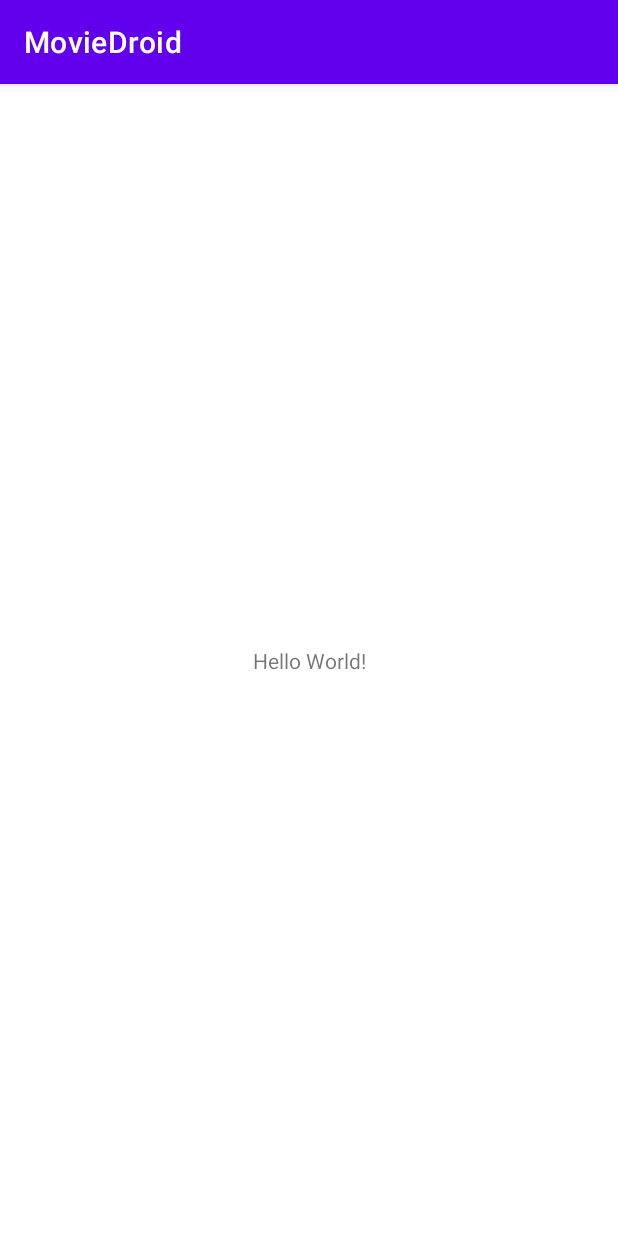
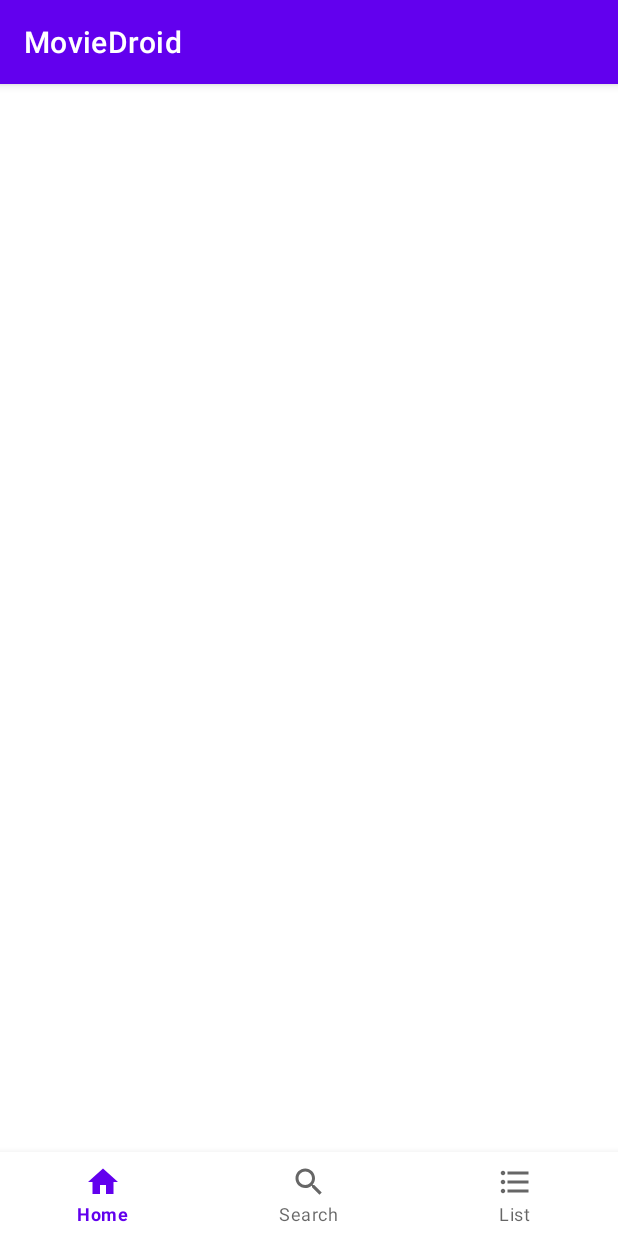
Before and after one commit to PEC-CSS/MovieDroid, an Android app: the screen it shows after launch (MainActivity), on a phone screen of 412 x 824 dp. Run offline under Robolectric (Android 15) with nearby library versions, the light colour scheme and no system bars.

Commit message:
Bottom bar and other things initialized

```diff
--- a/app/build.gradle
+++ b/app/build.gradle
@@ -55,6 +55,7 @@ dependencies {
 
     //Image downloading and Caching library
     implementation 'com.github.bumptech.glide:glide:4.12.0'
+    implementation 'androidx.legacy:legacy-support-v4:1.0.0'
     kapt 'com.github.bumptech.glide:compiler:4.12.0'
 
     //Testing
--- /dev/null
+++ b/app/src/main/res/drawable/ic_home.xml
@@ -0,0 +1,10 @@
+<vector xmlns:android="http://schemas.android.com/apk/res/android"
+    android:width="24dp"
+    android:height="24dp"
+    android:viewportWidth="24"
+    android:viewportHeight="24"
+    android:tint="?attr/colorControlNormal">
+  <path
+      android:fillColor="@android:color/white"
+      android:pathData="M10,20v-6h4v6h5v-8h3L12,3 2,12h3v8z"/>
+</vector>
--- /dev/null
+++ b/app/src/main/res/drawable/ic_list.xml
@@ -0,0 +1,11 @@
+<vector xmlns:android="http://schemas.android.com/apk/res/android"
+    android:width="24dp"
+    android:height="24dp"
+    android:viewportWidth="24"
+    android:viewportHeight="24"
+    android:tint="?attr/colorControlNormal"
+    android:autoMirrored="true">
+  <path
+      android:fillColor="@android:color/white"
+      android:pathData="M4,10.5c-0.83,0 -1.5,0.67 -1.5,1.5s0.67,1.5 1.5,1.5 1.5,-0.67 1.5,-1.5 -0.67,-1.5 -1.5,-1.5zM4,4.5c-0.83,0 -1.5,0.67 -1.5,1.5S3.17,7.5 4,7.5 5.5,6.83 5.5,6 4.83,4.5 4,4.5zM4,16.5c-0.83,0 -1.5,0.68 -1.5,1.5s0.68,1.5 1.5,1.5 1.5,-0.68 1.5,-1.5 -0.67,-1.5 -1.5,-1.5zM7,19h14v-2L7,17v2zM7,13h14v-2L7,11v2zM7,5v2h14L21,5L7,5z"/>
+</vector>
--- /dev/null
+++ b/app/src/main/res/drawable/ic_search.xml
@@ -0,0 +1,10 @@
+<vector xmlns:android="http://schemas.android.com/apk/res/android"
+    android:width="24dp"
+    android:height="24dp"
+    android:viewportWidth="24"
+    android:viewportHeight="24"
+    android:tint="?attr/colorControlNormal">
+  <path
+      android:fillColor="@android:color/white"
+      android:pathData="M15.5,14h-0.79l-0.28,-0.27C15.41,12.59 16,11.11 16,9.5 16,5.91 13.09,3 9.5,3S3,5.91 3,9.5 5.91,16 9.5,16c1.61,0 3.09,-0.59 4.23,-1.57l0.27,0.28v0.79l5,4.99L20.49,19l-4.99,-5zM9.5,14C7.01,14 5,11.99 5,9.5S7.01,5 9.5,5 14,7.01 14,9.5 11.99,14 9.5,14z"/>
+</vector>
--- a/app/src/main/res/layout/activity_main.xml
+++ b/app/src/main/res/layout/activity_main.xml
@@ -1,18 +1,33 @@
 <?xml version="1.0" encoding="utf-8"?>
-<androidx.constraintlayout.widget.ConstraintLayout xmlns:android="http://schemas.android.com/apk/res/android"
+<androidx.drawerlayout.widget.DrawerLayout xmlns:android="http://schemas.android.com/apk/res/android"
     xmlns:app="http://schemas.android.com/apk/res-auto"
     xmlns:tools="http://schemas.android.com/tools"
     android:layout_width="match_parent"
     android:layout_height="match_parent"
     tools:context=".MainActivity">
 
-    <TextView
+    <androidx.constraintlayout.widget.ConstraintLayout
+        android:layout_width="match_parent"
+        android:layout_height="match_parent">
+
+        <androidx.fragment.app.FragmentContainerView
+            android:layout_width="match_parent"
+            android:layout_height="0dp"
+            app:layout_constraintBottom_toTopOf="@id/bottom_nav_bar"
+            app:layout_constraintTop_toTopOf="parent" />
+
+        <com.google.android.material.bottomnavigation.BottomNavigationView
+            android:id="@+id/bottom_nav_bar"
+            android:layout_width="match_parent"
+            android:layout_height="wrap_content"
+            app:layout_constraintBottom_toBottomOf="parent"
+            app:menu="@menu/bottom_nav_bar_menu" />
+    </androidx.constraintlayout.widget.ConstraintLayout>
+
+    <com.google.android.material.navigation.NavigationView
+        android:id="@+id/side_nav_bar"
         android:layout_width="wrap_content"
-        android:layout_height="wrap_content"
-        android:text="Hello World!"
-        app:layout_constraintBottom_toBottomOf="parent"
-        app:layout_constraintLeft_toLeftOf="parent"
-        app:layout_constraintRight_toRightOf="parent"
-        app:layout_constraintTop_toTopOf="parent" />
-
-</androidx.constraintlayout.widget.ConstraintLayout>
+        android:layout_height="match_parent"
+        android:layout_gravity="start"
+        android:fitsSystemWindows="true" />
+</androidx.drawerlayout.widget.DrawerLayout>
--- /dev/null
+++ b/app/src/main/res/menu/bottom_nav_bar_menu.xml
@@ -0,0 +1,15 @@
+<?xml version="1.0" encoding="utf-8"?>
+<menu xmlns:android="http://schemas.android.com/apk/res/android">
+
+    <item android:id="@+id/bottom_home"
+        android:title="Home"
+        android:icon="@drawable/ic_home"/>
+
+    <item android:id="@+id/bottom_search"
+        android:title="Search"
+        android:icon="@drawable/ic_search"/>
+
+    <item android:id="@+id/bottom_list"
+        android:title="List"
+        android:icon="@drawable/ic_list"/>
+</menu>
--- a/app/src/main/res/values/strings.xml
+++ b/app/src/main/res/values/strings.xml
@@ -1,3 +1,5 @@
 <resources>
     <string name="app_name">MovieDroid</string>
+    <!-- TODO: Remove or change this placeholder text -->
+    <string name="hello_blank_fragment">Hello blank fragment</string>
 </resources>
```
Also changed, not shown: app/src/main/java/com/pec_acm/moviedroid/MainPage/ListFragment.java (added, +66 -0 lines), app/src/main/res/layout/fragment_list.xml (added, +13 -0 lines).
